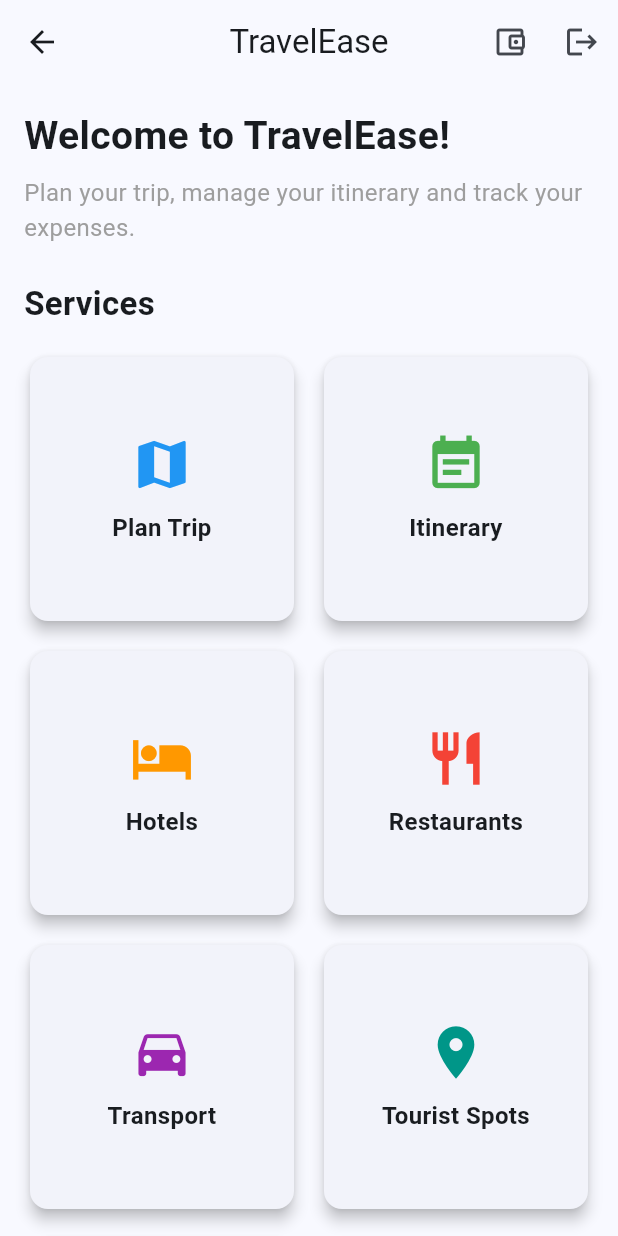
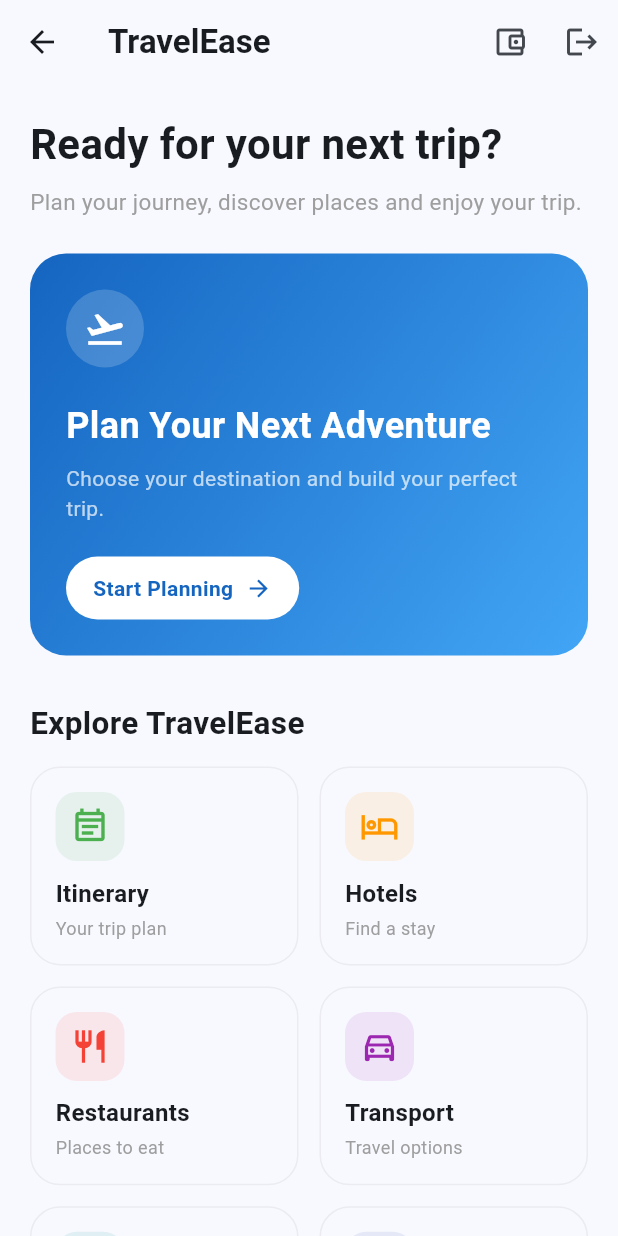
Before and after one commit to Neti19/TravelEase, a Flutter app: the HomeScreen screen opened by its route, on a phone screen of 412 x 824 dp. Run offline on Flutter 3.47's test engine with Material 3 defaults, Android fonts, the phone set to English and light mode, and no system bars; our stand-ins replace cloud_firestore, firebase_auth, firebase_core, flutter_dotenv, geocoding, geolocator and 1 more; accounts and stored records are empty.

Commit message:
changed home screen UI

```diff
--- a/lib/screens/home/home_screen.dart
+++ b/lib/screens/home/home_screen.dart
@@ -1,3 +1,4 @@
+
 import 'package:flutter/material.dart';
 
 import '../../app_routes.dart';
@@ -22,10 +23,14 @@
 Widget build(BuildContext context) {
 return Scaffold(
 appBar: AppBar(
-        title: const Text('TravelEase'),
-        centerTitle: true,
+title: const Text(
+'TravelEase',
+style: TextStyle(
+fontWeight: FontWeight.bold,
+),
+),
+centerTitle: false,
 actions: [
-          // Trip Expenses
 IconButton(
 icon: const Icon(
 Icons.account_balance_wallet_outlined,
@@ -38,24 +43,22 @@
 );
 },
 ),
-
-          // Logout
 IconButton(
 icon: const Icon(Icons.logout),
+tooltip: 'Logout',
 onPressed: () => _logout(context),
 ),
 ],
 ),
-
 body: SingleChildScrollView(
-        padding: const EdgeInsets.all(16),
+padding: const EdgeInsets.fromLTRB(20, 20, 20, 30),
 child: Column(
 crossAxisAlignment: CrossAxisAlignment.start,
 children: [
 const Text(
-              'Welcome to TravelEase!',
+'Ready for your next trip?',
 style: TextStyle(
-                fontSize: 26,
+fontSize: 28,
 fontWeight: FontWeight.bold,
 ),
 ),
@@ -63,84 +66,187 @@
 const SizedBox(height: 8),
 
 const Text(
-              'Plan your trip, manage your itinerary and track your expenses.',
+'Plan your journey, discover places and enjoy your trip.',
 style: TextStyle(
-                fontSize: 16,
+fontSize: 15,
 color: Colors.grey,
 ),
 ),
 
 const SizedBox(height: 24),
 
+// --------------------------------------------------
+// PLAN TRIP
+// --------------------------------------------------
+
+InkWell(
+borderRadius: BorderRadius.circular(24),
+onTap: () {
+Navigator.pushNamed(
+context,
+AppRoutes.tripDetails,
+);
+},
+child: Container(
+width: double.infinity,
+padding: const EdgeInsets.all(24),
+decoration: BoxDecoration(
+borderRadius: BorderRadius.circular(24),
+gradient: const LinearGradient(
+begin: Alignment.topLeft,
+end: Alignment.bottomRight,
+colors: [
+Color(0xFF1565C0),
+Color(0xFF42A5F5),
+],
+),
+),
+child: Column(
+crossAxisAlignment: CrossAxisAlignment.start,
+children: [
+Container(
+padding: const EdgeInsets.all(12),
+decoration: BoxDecoration(
+color: Colors.white.withOpacity(0.18),
+shape: BoxShape.circle,
+),
+child: const Icon(
+Icons.flight_takeoff,
+color: Colors.white,
+size: 28,
+),
+),
+
+const SizedBox(height: 22),
+
 const Text(
-              'Services',
+'Plan Your Next Adventure',
 style: TextStyle(
-                fontSize: 22,
+color: Colors.white,
+fontSize: 24,
 fontWeight: FontWeight.bold,
 ),
 ),
 
-            const SizedBox(height: 16),
+const SizedBox(height: 8),
+
+const Text(
+'Choose your destination and build your perfect trip.',
+style: TextStyle(
+color: Colors.white70,
+fontSize: 14,
+),
+),
+
+const SizedBox(height: 22),
+
+Container(
+padding: const EdgeInsets.symmetric(
+horizontal: 18,
+vertical: 11,
+),
+decoration: BoxDecoration(
+color: Colors.white,
+borderRadius: BorderRadius.circular(30),
+),
+child: const Row(
+mainAxisSize: MainAxisSize.min,
+children: [
+Text(
+'Start Planning',
+style: TextStyle(
+color: Color(0xFF1565C0),
+fontWeight: FontWeight.bold,
+),
+),
+SizedBox(width: 8),
+Icon(
+Icons.arrow_forward,
+color: Color(0xFF1565C0),
+size: 18,
+),
+],
+),
+),
+],
+),
+),
+),
+
+const SizedBox(height: 30),
+
+const Text(
+'Explore TravelEase',
+style: TextStyle(
+fontSize: 21,
+fontWeight: FontWeight.bold,
+),
+),
+
+const SizedBox(height: 14),
+
+// --------------------------------------------------
+// SERVICES
+// --------------------------------------------------
 
 GridView.count(
 crossAxisCount: 2,
-              crossAxisSpacing: 12,
-              mainAxisSpacing: 12,
+crossAxisSpacing: 14,
+mainAxisSpacing: 14,
+childAspectRatio: 1.35,
 shrinkWrap: true,
 physics: const NeverScrollableScrollPhysics(),
 children: [
-                _buildServiceCard(
-                  context,
-                  title: 'Plan Trip',
-                  icon: Icons.map,
-                  color: Colors.blue,
-                  routeName: AppRoutes.tripDetails,
-                ),
-
-                _buildServiceCard(
+_buildServiceTile(
 context,
 title: 'Itinerary',
-                  icon: Icons.event_note,
+subtitle: 'Your trip plan',
+icon: Icons.event_note_outlined,
 color: Colors.green,
 routeName: AppRoutes.generateItinerary,
 ),
 
-                _buildServiceCard(
+_buildServiceTile(
 context,
 title: 'Hotels',
-                  icon: Icons.hotel,
+subtitle: 'Find a stay',
+icon: Icons.hotel_outlined,
 color: Colors.orange,
 routeName: AppRoutes.hotelSelection,
 ),
 
-                _buildServiceCard(
+_buildServiceTile(
 context,
 title: 'Restaurants',
-                  icon: Icons.restaurant,
+subtitle: 'Places to eat',
+icon: Icons.restaurant_outlined,
 color: Colors.red,
 routeName: AppRoutes.restaurantSelection,
 ),
 
-                _buildServiceCard(
+_buildServiceTile(
 context,
 title: 'Transport',
-                  icon: Icons.directions_car,
+subtitle: 'Travel options',
+icon: Icons.directions_car_outlined,
 color: Colors.purple,
 routeName: AppRoutes.transportSelection,
 ),
 
-                _buildServiceCard(
+_buildServiceTile(
 context,
 title: 'Tourist Spots',
-                  icon: Icons.place,
+subtitle: 'Explore places',
+icon: Icons.explore_outlined,
 color: Colors.teal,
 routeName: AppRoutes.touristSpots,
 ),
 
-                _buildServiceCard(
+_buildServiceTile(
 context,
-                  title: 'Map Navigation',
-                  icon: Icons.navigation,
+title: 'Map',
+subtitle: 'Navigate your trip',
+icon: Icons.navigation_outlined,
 color: Colors.indigo,
 routeName: AppRoutes.mapNavigation,
 ),
@@ -152,46 +258,68 @@
 );
 }
 
-  Widget _buildServiceCard(
+Widget _buildServiceTile(
 BuildContext context, {
 required String title,
+required String subtitle,
 required IconData icon,
 required Color color,
 required String routeName,
 }) {
-    return Card(
-      elevation: 4,
-      child: InkWell(
-        borderRadius: BorderRadius.circular(12),
+return InkWell(
+borderRadius: BorderRadius.circular(20),
 onTap: () {
 Navigator.pushNamed(
 context,
 routeName,
 );
 },
-        child: Padding(
-          padding: const EdgeInsets.all(12),
+child: Container(
+padding: const EdgeInsets.all(16),
+decoration: BoxDecoration(
+color: Theme.of(context).cardColor,
+borderRadius: BorderRadius.circular(20),
+border: Border.all(
+color: Colors.grey.withOpacity(0.15),
+),
+),
 child: Column(
+crossAxisAlignment: CrossAxisAlignment.start,
 mainAxisAlignment: MainAxisAlignment.center,
 children: [
-              Icon(
+Container(
+padding: const EdgeInsets.all(10),
+decoration: BoxDecoration(
+color: color.withOpacity(0.1),
+borderRadius: BorderRadius.circular(14),
+),
+child: Icon(
 icon,
-                size: 42,
 color: color,
+size: 26,
+),
 ),
 
 const SizedBox(height: 10),
 
 Text(
 title,
-                textAlign: TextAlign.center,
 style: const TextStyle(
 fontSize: 16,
 fontWeight: FontWeight.bold,
 ),
 ),
+
+const SizedBox(height: 3),
+
+Text(
+subtitle,
+style: const TextStyle(
+fontSize: 12,
+color: Colors.grey,
+),
+),
 ],
-          ),
 ),
 ),
 );
```
Also changed, not shown: lib/screens/map/starting_location_picker_screen.dart (+83 -50 lines), lib/services/places_service.dart (+66 -0 lines). Lines whose indentation alone changed are shown as unchanged.
